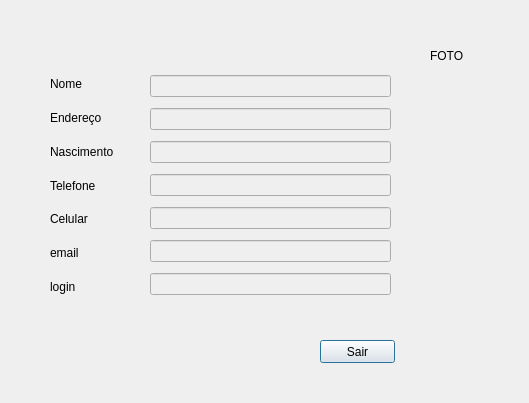
This is CadastroPDS/index.ui in Francislley/cadastro08 as Qt 5 draws it before an edit. The edited form follows.
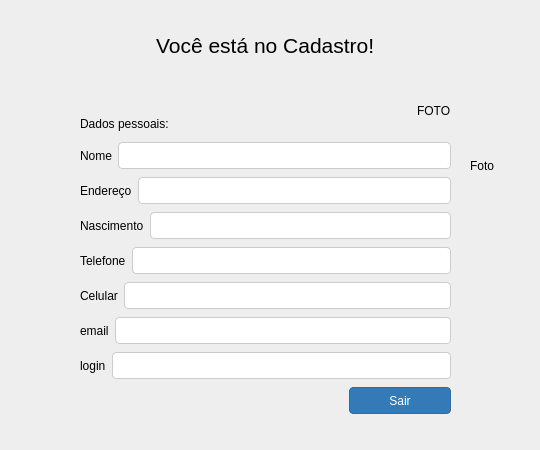
This is the edited form.

The edit to the form file:
```diff
--- a/CadastroPDS/index.ui
+++ b/CadastroPDS/index.ui
@@ -6,164 +6,324 @@
    <rect>
     <x>0</x>
     <y>0</y>
-    <width>529</width>
-    <height>403</height>
+    <width>540</width>
+    <height>450</height>
    </rect>
   </property>
   <property name="windowTitle">
    <string>Usuario</string>
   </property>
+  <property name="styleSheet">
+   <string notr="true">QLineEdit{
+	color: #555;
+    background-color: #fff;
+    background-image: none;
+    border: 1px solid #ccc;
+    border-radius: 4px;
+	height: 25px;	
+}
+QDialog{	
+	background-color: #eee;
+}
+QPushButton{
+	width: 100px;
+    color: #fff;
+    background-color: #337ab7;
+	font-size: 12px;
+    line-height: 1.3333333;
+    border: 1px solid #2e6da4;
+    border-radius: 4px;
+	height: 25px;	
+}</string>
+  </property>
   <property name="modal">
    <bool>true</bool>
   </property>
-  <widget class="QLabel" name="label_8">
+  <widget class="QWidget" name="layoutWidget">
    <property name="geometry">
     <rect>
-     <x>430</x>
-     <y>30</y>
-     <width>61</width>
+     <x>80</x>
+     <y>20</y>
+     <width>371</width>
      <height>51</height>
     </rect>
    </property>
-   <property name="text">
-    <string>FOTO</string>
-   </property>
-  </widget>
-  <widget class="QPushButton" name="buttonSair">
-   <property name="geometry">
-    <rect>
-     <x>320</x>
-     <y>340</y>
-     <width>75</width>
-     <height>23</height>
-    </rect>
-   </property>
-   <property name="text">
-    <string>Sair</string>
-   </property>
+   <layout class="QHBoxLayout" name="horizontalLayout_23">
+    <item>
+     <spacer name="horizontalSpacer_7">
+      <property name="orientation">
+       <enum>Qt::Horizontal</enum>
+      </property>
+      <property name="sizeHint" stdset="0">
+       <size>
+        <width>40</width>
+        <height>20</height>
+       </size>
+      </property>
+     </spacer>
+    </item>
+    <item>
+     <widget class="QLabel" name="label_22">
+      <property name="font">
+       <font>
+        <pointsize>16</pointsize>
+       </font>
+      </property>
+      <property name="text">
+       <string>Você está no Cadastro!</string>
+      </property>
+     </widget>
+    </item>
+    <item>
+     <spacer name="horizontalSpacer_8">
+      <property name="orientation">
+       <enum>Qt::Horizontal</enum>
+      </property>
+      <property name="sizeHint" stdset="0">
+       <size>
+        <width>40</width>
+        <height>20</height>
+       </size>
+      </property>
+     </spacer>
+    </item>
+   </layout>
   </widget>
   <widget class="QWidget" name="layoutWidget">
    <property name="geometry">
     <rect>
-     <x>150</x>
-     <y>70</y>
-     <width>241</width>
-     <height>230</height>
+     <x>80</x>
+     <y>140</y>
+     <width>371</width>
+     <height>281</height>
     </rect>
    </property>
    <layout class="QVBoxLayout" name="verticalLayout">
     <item>
-     <widget class="QLineEdit" name="lineEditNome">
-      <property name="enabled">
-       <bool>false</bool>
-      </property>
-     </widget>
+     <layout class="QHBoxLayout" name="horizontalLayout">
+      <item>
+       <widget class="QLabel" name="label">
+        <property name="text">
+         <string>Nome</string>
+        </property>
+       </widget>
+      </item>
+      <item>
+       <widget class="QLineEdit" name="lineEditNome">
+        <property name="enabled">
+         <bool>false</bool>
+        </property>
+       </widget>
+      </item>
+     </layout>
     </item>
     <item>
-     <widget class="QLineEdit" name="lineEditEndereco">
-      <property name="enabled">
-       <bool>false</bool>
-      </property>
-     </widget>
+     <layout class="QHBoxLayout" name="horizontalLayout_2">
+      <item>
+       <widget class="QLabel" name="label_2">
+        <property name="text">
+         <string>Endereço</string>
+        </property>
+       </widget>
+      </item>
+      <item>
+       <widget class="QLineEdit" name="lineEditEndereco">
+        <property name="enabled">
+         <bool>false</bool>
+        </property>
+       </widget>
+      </item>
+     </layout>
     </item>
     <item>
-     <widget class="QLineEdit" name="lineEditNasc">
-      <property name="enabled">
-       <bool>false</bool>
-      </property>
-     </widget>
+     <layout class="QHBoxLayout" name="horizontalLayout_3">
+      <item>
+       <widget class="QLabel" name="label_3">
+        <property name="text">
+         <string>Nascimento</string>
+        </property>
+       </widget>
+      </item>
+      <item>
+       <widget class="QLineEdit" name="lineEditNasc">
+        <property name="enabled">
+         <bool>false</bool>
+        </property>
+       </widget>
+      </item>
+     </layout>
     </item>
     <item>
-     <widget class="QLineEdit" name="lineEditTel">
-      <property name="enabled">
-       <bool>false</bool>
-      </property>
-     </widget>
+     <layout class="QHBoxLayout" name="horizontalLayout_4">
+      <item>
+       <widget class="QLabel" name="label_4">
+        <property name="text">
+         <string>Telefone</string>
+        </property>
+       </widget>
+      </item>
+      <item>
+       <widget class="QLineEdit" name="lineEditTel">
+        <property name="enabled">
+         <bool>false</bool>
+        </property>
+       </widget>
+      </item>
+     </layout>
     </item>
     <item>
-     <widget class="QLineEdit" name="lineEditCel">
-      <property name="enabled">
-       <bool>false</bool>
-      </property>
-     </widget>
+     <layout class="QHBoxLayout" name="horizontalLayout_5">
+      <item>
+       <widget class="QLabel" name="label_5">
+        <property name="text">
+         <string>Celular</string>
+        </property>
+       </widget>
+      </item>
+      <item>
+       <widget class="QLineEdit" name="lineEditCel">
+        <property name="enabled">
+         <bool>false</bool>
+        </property>
+       </widget>
+      </item>
+     </layout>
     </item>
     <item>
-     <widget class="QLineEdit" name="lineEditEmail">
-      <property name="enabled">
-       <bool>false</bool>
-      </property>
-     </widget>
+     <layout class="QHBoxLayout" name="horizontalLayout_6">
+      <item>
+       <widget class="QLabel" name="label_6">
+        <property name="text">
+         <string>email</string>
+        </property>
+       </widget>
+      </item>
+      <item>
+       <widget class="QLineEdit" name="lineEditEmail">
+        <property name="enabled">
+         <bool>false</bool>
+        </property>
+       </widget>
+      </item>
+     </layout>
     </item>
     <item>
-     <widget class="QLineEdit" name="lineEditLogin">
-      <property name="enabled">
-       <bool>false</bool>
-      </property>
-     </widget>
+     <layout class="QHBoxLayout" name="horizontalLayout_7">
+      <item>
+       <widget class="QLabel" name="label_7">
+        <property name="text">
+         <string>login</string>
+        </property>
+       </widget>
+      </item>
+      <item>
+       <widget class="QLineEdit" name="lineEditLogin">
+        <property name="enabled">
+         <bool>false</bool>
+        </property>
+       </widget>
+      </item>
+     </layout>
+    </item>
+    <item>
+     <layout class="QHBoxLayout" name="horizontalLayout_8">
+      <item>
+       <spacer name="horizontalSpacer">
+        <property name="orientation">
+         <enum>Qt::Horizontal</enum>
+        </property>
+        <property name="sizeHint" stdset="0">
+         <size>
+          <width>78</width>
+          <height>20</height>
+         </size>
+        </property>
+       </spacer>
+      </item>
+      <item>
+       <widget class="QPushButton" name="buttonSair">
+        <property name="text">
+         <string>Sair</string>
+        </property>
+       </widget>
+      </item>
+     </layout>
     </item>
    </layout>
   </widget>
   <widget class="QWidget" name="layoutWidget">
    <property name="geometry">
     <rect>
-     <x>50</x>
-     <y>70</y>
-     <width>81</width>
-     <height>231</height>
+     <x>80</x>
+     <y>90</y>
+     <width>371</width>
+     <height>41</height>
     </rect>
    </property>
-   <layout class="QVBoxLayout" name="verticalLayout_2">
+   <layout class="QHBoxLayout" name="horizontalLayout_10">
     <item>
-     <widget class="QLabel" name="label">
-      <property name="text">
-       <string>Nome</string>
-      </property>
-     </widget>
+     <layout class="QHBoxLayout" name="horizontalLayout_9">
+      <item>
+       <layout class="QVBoxLayout" name="verticalLayout_2">
+        <item>
+         <spacer name="verticalSpacer">
+          <property name="orientation">
+           <enum>Qt::Vertical</enum>
+          </property>
+          <property name="sizeHint" stdset="0">
+           <size>
+            <width>20</width>
+            <height>40</height>
+           </size>
+          </property>
+         </spacer>
+        </item>
+        <item>
+         <widget class="QLabel" name="label_9">
+          <property name="text">
+           <string>Dados pessoais:</string>
+          </property>
+         </widget>
+        </item>
+       </layout>
+      </item>
+      <item>
+       <spacer name="horizontalSpacer_2">
+        <property name="orientation">
+         <enum>Qt::Horizontal</enum>
+        </property>
+        <property name="sizeHint" stdset="0">
+         <size>
+          <width>40</width>
+          <height>20</height>
+         </size>
+        </property>
+       </spacer>
+      </item>
+     </layout>
     </item>
     <item>
-     <widget class="QLabel" name="label_2">
+     <widget class="QLabel" name="label_8">
       <property name="text">
-       <string>Endereço</string>
-      </property>
-     </widget>
-    </item>
-    <item>
-     <widget class="QLabel" name="label_3">
-      <property name="text">
-       <string>Nascimento</string>
-      </property>
-     </widget>
-    </item>
-    <item>
-     <widget class="QLabel" name="label_4">
-      <property name="text">
-       <string>Telefone</string>
-      </property>
-     </widget>
-    </item>
-    <item>
-     <widget class="QLabel" name="label_5">
-      <property name="text">
-       <string>Celular</string>
-      </property>
-     </widget>
-    </item>
-    <item>
-     <widget class="QLabel" name="label_6">
-      <property name="text">
-       <string>email</string>
-      </property>
-     </widget>
-    </item>
-    <item>
-     <widget class="QLabel" name="label_7">
-      <property name="text">
-       <string>login</string>
+       <string>FOTO</string>
       </property>
      </widget>
     </item>
    </layout>
   </widget>
+  <widget class="QLabel" name="label_10">
+   <property name="geometry">
+    <rect>
+     <x>470</x>
+     <y>140</y>
+     <width>61</width>
+     <height>51</height>
+    </rect>
+   </property>
+   <property name="text">
+    <string>Foto</string>
+   </property>
+  </widget>
  </widget>
  <resources/>
  <connections/>
```
